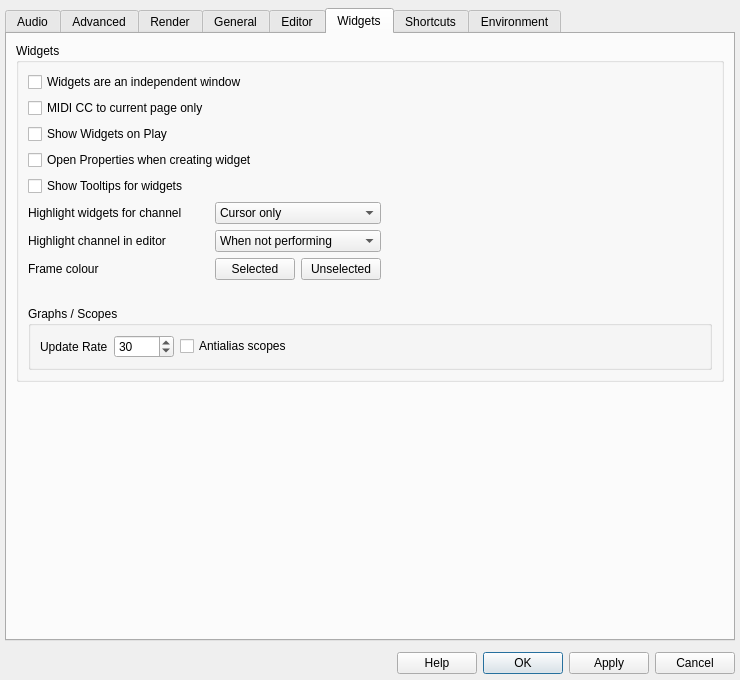
Old version of the form src/configdialog.ui in the repository CsoundQt/CsoundQt.
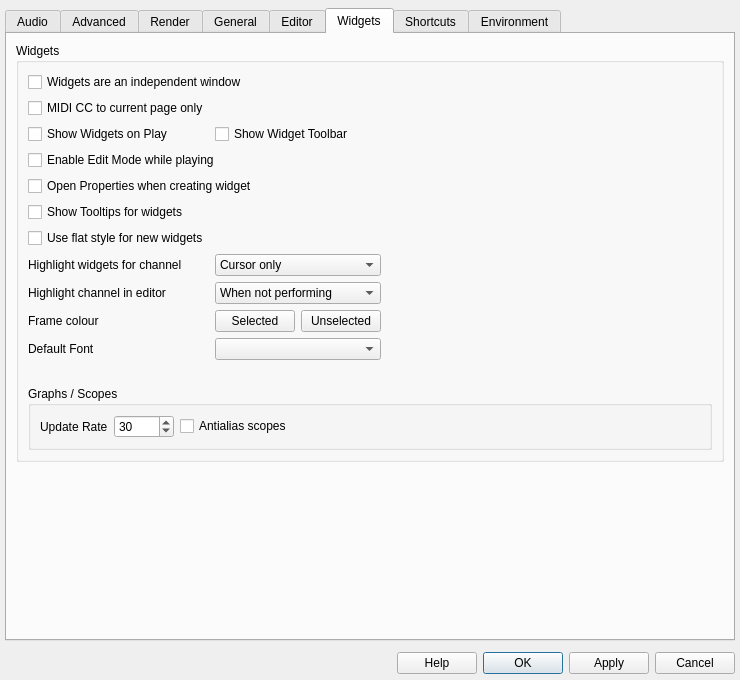
New version of the form. The open tabs and pages were chosen to show the change.

Commit message: Overhaul the widget panel, widget defaults and editor polish

```diff
--- a/src/configdialog.ui
+++ b/src/configdialog.ui
@@ -2733,7 +2733,7 @@
              <layout class="QGridLayout" name="gridLayout_7">
               <item row="0" column="0">
                <layout class="QGridLayout" name="gridLayout_16">
-                <item row="8" column="1" colspan="2">
+                <item row="9" column="1" colspan="2">
                  <widget class="QComboBox" name="channelHighlightModeComboBox">
                   <property name="sizePolicy">
                    <sizepolicy hsizetype="Preferred" vsizetype="Fixed">
@@ -2775,7 +2775,7 @@
                   </item>
                  </widget>
                 </item>
-                <item row="9" column="1" colspan="2">
+                <item row="10" column="1" colspan="2">
                  <widget class="QComboBox" name="channelReferenceHighlightModeComboBox">
                   <property name="sizePolicy">
                    <sizepolicy hsizetype="Preferred" vsizetype="Fixed">
@@ -2846,7 +2846,27 @@
                   </property>
                  </widget>
                 </item>
-                <item row="10" column="2">
+                <item row="4" column="1" colspan="2">
+                 <widget class="QCheckBox" name="showWidgetToolbarCheckBox">
+                  <property name="toolTip">
+                   <string>Show the widget-type toolbar at the right edge of the widget panel while editing</string>
+                  </property>
+                  <property name="text">
+                   <string>Show Widget Toolbar</string>
+                  </property>
+                 </widget>
+                </item>
+                <item row="5" column="0" colspan="2">
+                 <widget class="QCheckBox" name="editModeWhilePlayingCheckBox">
+                  <property name="toolTip">
+                   <string>Allow entering widget edit mode while a document is playing</string>
+                  </property>
+                  <property name="text">
+                   <string>Enable Edit Mode while playing</string>
+                  </property>
+                 </widget>
+                </item>
+                <item row="11" column="2">
                  <widget class="QPushButton" name="frameColorUnselectedButton">
                   <property name="maximumSize">
                    <size>
@@ -2862,7 +2882,7 @@
                   </property>
                  </widget>
                 </item>
-                <item row="10" column="1">
+                <item row="11" column="1">
                  <widget class="QPushButton" name="frameColorSelectedButton">
                   <property name="maximumSize">
                    <size>
@@ -2878,7 +2898,7 @@
                   </property>
                  </widget>
                 </item>
-                <item row="10" column="0">
+                <item row="11" column="0">
                  <widget class="QLabel" name="label_frameColorSelected">
                   <property name="text">
                    <string>Frame colour</string>
@@ -2892,14 +2912,24 @@
                   </property>
                  </widget>
                 </item>
-                <item row="9" column="0">
+                <item row="8" column="0" colspan="2">
+                 <widget class="QCheckBox" name="flatStyleNewWidgetsCheckBox">
+                  <property name="toolTip">
+                   <string>Create new buttons, sliders, checkboxes and knobs with the flat style enabled</string>
+                  </property>
+                  <property name="text">
+                   <string>Use flat style for new widgets</string>
+                  </property>
+                 </widget>
+                </item>
+                <item row="10" column="0">
                  <widget class="QLabel" name="channelReferenceHighlightLabel">
                   <property name="text">
                    <string>Highlight channel in editor</string>
                   </property>
                  </widget>
                 </item>
-                <item row="8" column="0">
+                <item row="9" column="0">
                  <widget class="QLabel" name="channelHighlightLabel">
                   <property name="minimumSize">
                    <size>
@@ -2948,6 +2978,20 @@
                   </property>
                  </widget>
                 </item>
+                <item row="12" column="0">
+                 <widget class="QLabel" name="defaultFontLabel">
+                  <property name="text">
+                   <string>Default Font</string>
+                  </property>
+                 </widget>
+                </item>
+                <item row="12" column="1" colspan="2">
+                 <widget class="QComboBox" name="defaultFontComboBox">
+                  <property name="toolTip">
+                   <string>Font family used when creating new widgets that have a font.</string>
+                  </property>
+                 </widget>
+                </item>
                </layout>
               </item>
               <item row="4" column="0">
```
Left out of the diff: 10 changed lines with no effect on the pictures. The commit also changes 81 other files.
